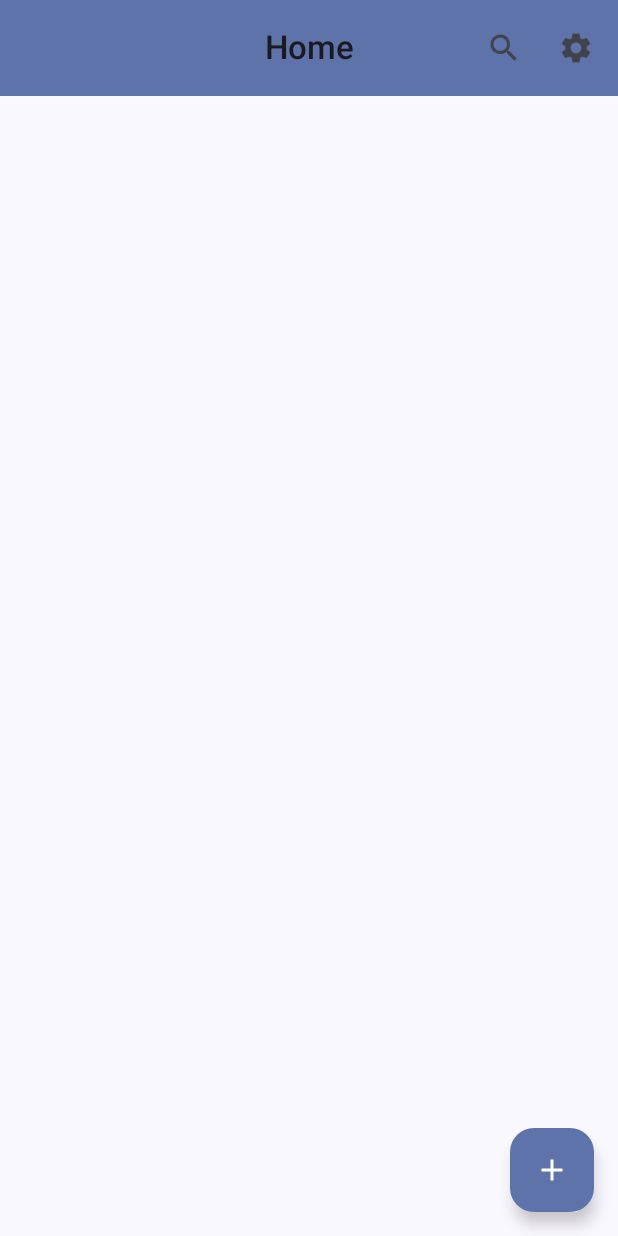
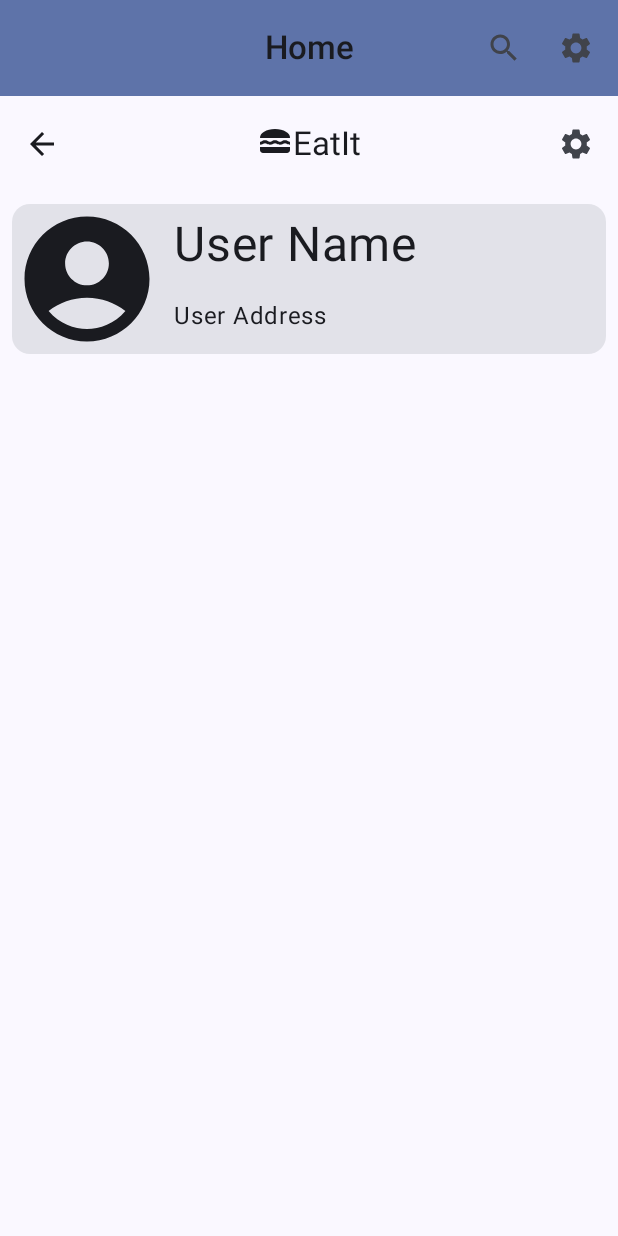
Before and after one commit to fiorani/AndroidProject, an Android app built with Jetpack Compose: the screen it shows after launch (MainActivity), on a phone screen of 412 x 824 dp. Run offline under Robolectric (Android 15) with nearby library versions, the phone set to English and light mode, and no system bars; our stand-ins replace Dagger/Hilt's generated code, Room's generated code, Volley.

Commit message:
first test user profile

```diff
--- a/EatIt/app/src/main/java/com/example/eatit/EatItApp.kt
+++ b/EatIt/app/src/main/java/com/example/eatit/EatItApp.kt
@@ -148,7 +148,7 @@ private fun NavigationGraph(
         modifier = modifier.padding(innerPadding)
     ) {
         composable(route = AppScreen.Home.name) {
-            HomeScreen(
+            /*HomeScreen(
                 onAddButtonClicked = {
                     navController.navigate(AppScreen.Add.name)
                 },
@@ -156,7 +156,8 @@ private fun NavigationGraph(
                     navController.navigate(AppScreen.Details.name)
                 },
                 placesViewModel = placesViewModel
-            )
+            )*/
+            UserProfileScreen()
         }
         composable(route = AppScreen.Add.name) {
             AddScreen(
--- /dev/null
+++ b/EatIt/app/src/main/java/com/example/eatit/ui/UserProfileScreen.kt
@@ -0,0 +1,76 @@
+package com.example.eatit.ui
+
+import androidx.compose.foundation.layout.Column
+import androidx.compose.foundation.layout.Row
+import androidx.compose.foundation.layout.fillMaxWidth
+import androidx.compose.foundation.layout.padding
+import androidx.compose.foundation.layout.size
+import androidx.compose.material.icons.Icons
+import androidx.compose.material.icons.filled.AccountCircle
+import androidx.compose.material.icons.filled.ArrowBack
+import androidx.compose.material.icons.filled.LunchDining
+import androidx.compose.material.icons.filled.Settings
+import androidx.compose.material3.Card
+import androidx.compose.material3.CenterAlignedTopAppBar
+import androidx.compose.material3.ExperimentalMaterial3Api
+import androidx.compose.material3.Icon
+import androidx.compose.material3.IconButton
+import androidx.compose.material3.Scaffold
+import androidx.compose.material3.Text
+import androidx.compose.runtime.Composable
+import androidx.compose.ui.Modifier
+import androidx.compose.ui.res.stringResource
+import androidx.compose.ui.unit.dp
+import androidx.compose.ui.unit.sp
+import com.example.eatit.R
+
+@OptIn(ExperimentalMaterial3Api::class)
+@Composable
+fun UserProfileScreen(modifier: Modifier = Modifier) {
+        Scaffold (
+            topBar = {
+                CenterAlignedTopAppBar(
+                    title = {
+                        Row() {
+                            Icon(Icons.Filled.LunchDining, contentDescription = stringResource(id = R.string.back))
+                            Text(stringResource(id = R.string.app_name))
+                        }},
+                    navigationIcon = {
+                        IconButton(onClick = { /*TODO*/ }) {
+                            Icon(Icons.Filled.ArrowBack, contentDescription = stringResource(id = R.string.back))
+                        }
+                    },
+                    actions = {
+                        IconButton(onClick = { /*TODO*/ }) {
+                            Icon(Icons.Filled.Settings, contentDescription = stringResource(id = R.string.back))
+                        }
+                    }
+
+                )
+            },
+        ) { innerPadding ->
+            Column (modifier.padding(innerPadding)) {
+                Card(
+                    modifier = Modifier.fillMaxWidth().padding(8.dp),
+                ) {
+                    Row() {
+                        Icon(Icons.Filled.AccountCircle, contentDescription = stringResource(id = R.string.back), modifier = Modifier.size(100.dp))
+                        Column {
+                            Text(
+                                text = "User Name",
+                                modifier = Modifier.padding(8.dp),
+                                fontSize = 32.sp
+                            )
+                            Text(
+                                text = "User Address",
+                                modifier = Modifier.padding(8.dp),
+                                fontSize = 16.sp
+                            )
+                        }
+                    }
+
+                }
+
+            }
+        }
+}
--- a/EatIt/app/src/main/res/values/strings.xml
+++ b/EatIt/app/src/main/res/values/strings.xml
@@ -7,4 +7,5 @@
     <string name="place_title">Place Title</string>
     <string name="place_description">Place Description</string>
     <string name="place_date">Date</string>
+    <string name="back">Back</string>
 </resources>
```
